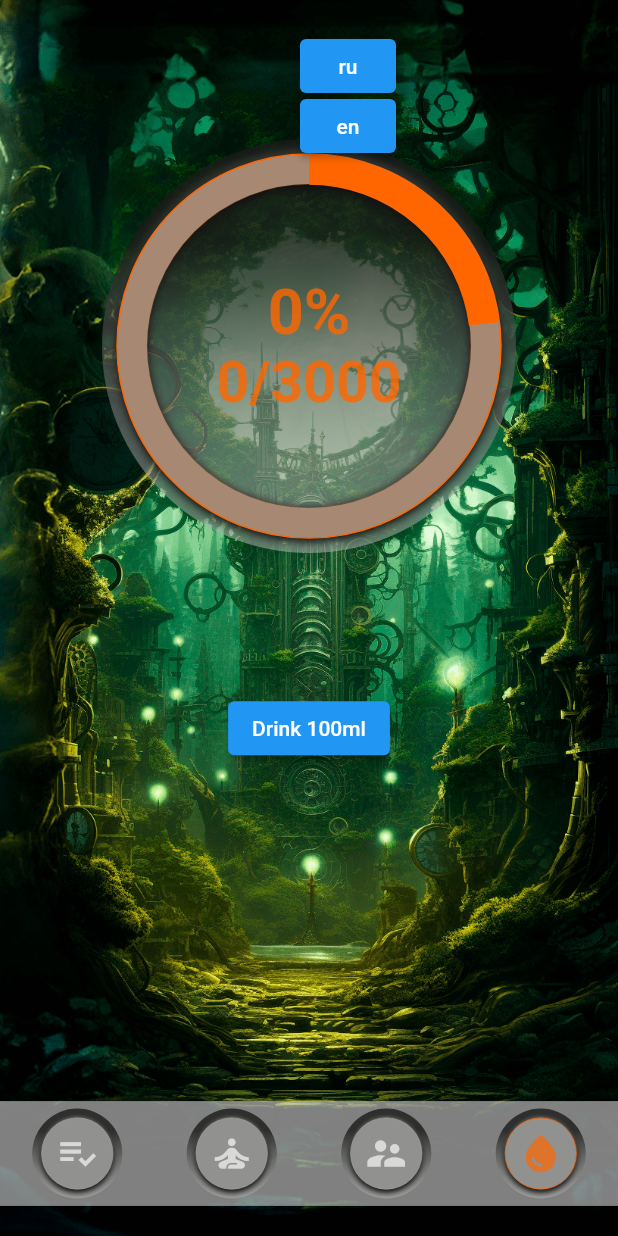
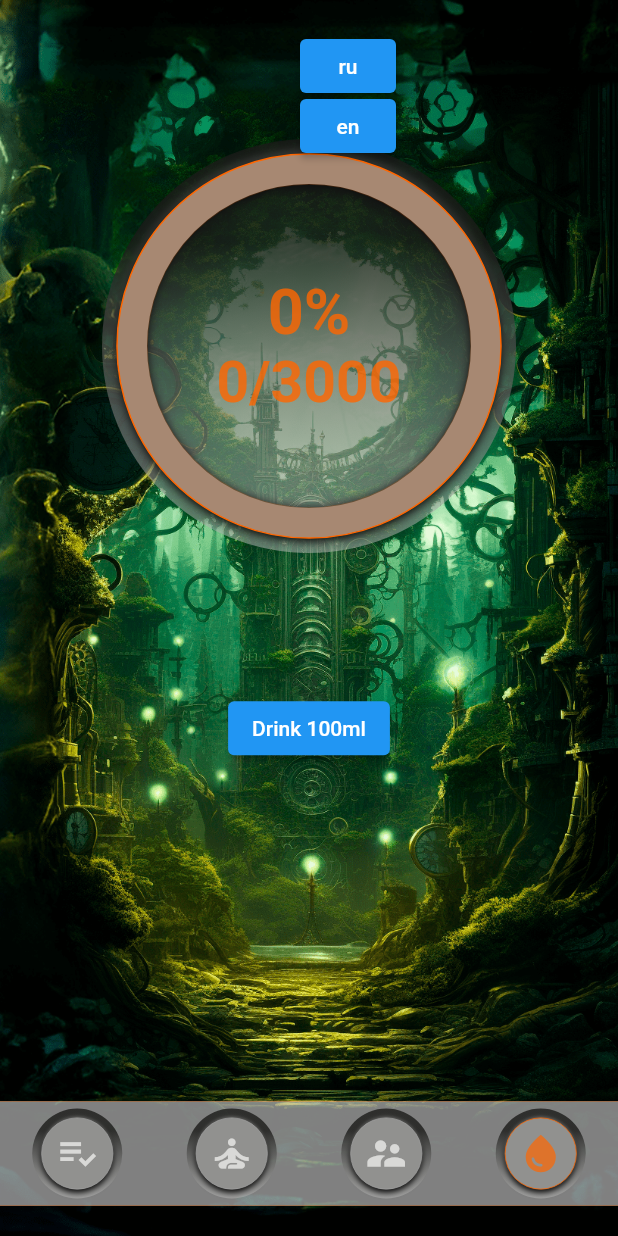
Before and after one commit to denissavishchev/today, a Flutter app: the screen it shows after launch, swiped to page 4, on a phone screen of 412 x 824 dp. Run offline on Flutter 3.47's test engine with Material 2 defaults, Android fonts, the phone set to English and light mode, and no system bars; our stand-ins replace awesome_notifications, countup, easy_localization, hive, hive_flutter, percent_indicator; missing offline and left inert: flutter_ringtone_player, flutter_rounded_date_picker; accounts and stored records are empty.

Commit message:
morning fix

```diff
--- a/lib/pages/water_page.dart
+++ b/lib/pages/water_page.dart
@@ -61,7 +61,7 @@ class WaterPage extends StatelessWidget {
                           width: 235,
                           height: 235,
                           child: CircularProgressIndicator(
-                            value: 0.23,
+                            value: data.percent / 100,
                             backgroundColor: kOrange.withOpacity(0.2),
                             strokeWidth: 20,
                             color: kOrange,
--- a/lib/widgets/all_habit_list_widget.dart
+++ b/lib/widgets/all_habit_list_widget.dart
@@ -132,7 +132,7 @@ class AllHabitListWidget extends StatelessWidget {
                           crossAxisAlignment: CrossAxisAlignment.start,
                           mainAxisAlignment: MainAxisAlignment.spaceBetween,
                           children: [
-                            Text('Days left: ${habits[index].days}',
+                            Text('Days: ${habits[index].days}/${habits[index].statisticDays}',
                               style: kWhiteStyleSmall,
                             ),
                             Text('Start: '
```
